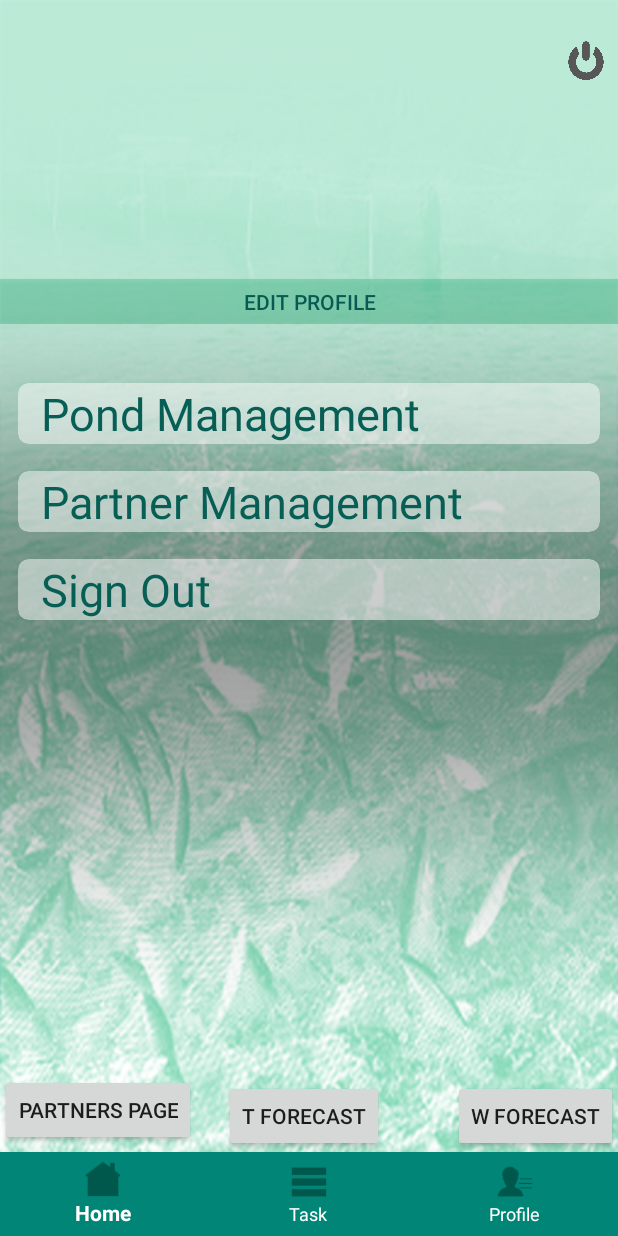
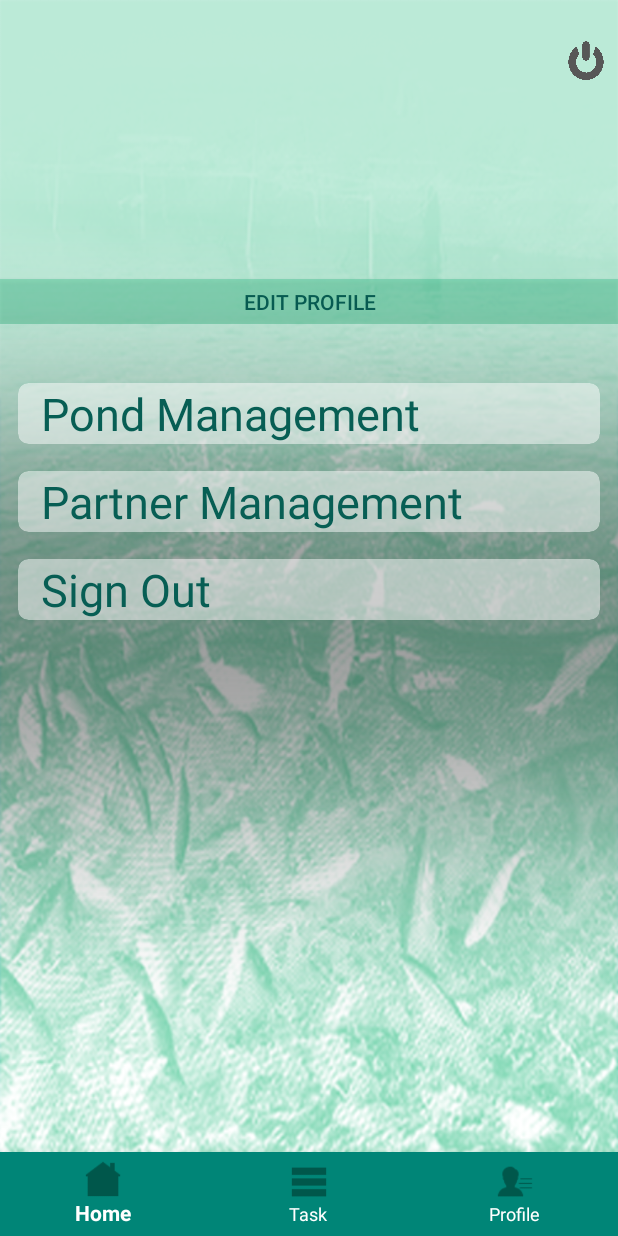
Before and after one commit to zeonghost/aquaculture-automatic-system, an Android app: the ProfileActivity screen opened directly, with no data from a screen before it, on a phone screen of 412 x 824 dp. Run offline under Robolectric (Android 15) with nearby library versions, the phone set to English and light mode, and no system bars; our stand-ins replace Firebase (no records; nobody signed in at launch, a user with empty details on screens opened directly).

Commit message:
Minor update:
Testing buttons in ProfileActivity changed to invisible.
Settings icon changes to white if auto mode is on.

```diff
--- a/app/src/main/java/com/example/aquaculture/PondInfoActivity.java
+++ b/app/src/main/java/com/example/aquaculture/PondInfoActivity.java
@@ -528,6 +528,7 @@ public class PondInfoActivity extends AppCompatActivity {
                 if(val4 == 1){
                     sw.setImageResource(R.drawable.icons_switch_on_s);
                     tempSetting.setEnabled(false);
+                    tempSetting.setImageResource(R.drawable.setting_off);
                     channel1.setEnabled(false);
                     channel2.setEnabled(false);
                     channel3.setEnabled(false);
@@ -535,6 +536,7 @@ public class PondInfoActivity extends AppCompatActivity {
                 else{
                     sw.setImageResource(R.drawable.icons_switch_off_s);
                     tempSetting.setEnabled(true);
+                    tempSetting.setImageResource(R.drawable.setting);
                     channel1.setEnabled(true);
                     channel2.setEnabled(true);
                     channel3.setEnabled(true);
--- a/app/src/main/java/com/example/aquaculture/ProfileActivity.java
+++ b/app/src/main/java/com/example/aquaculture/ProfileActivity.java
@@ -97,7 +97,6 @@ public class ProfileActivity extends AppCompatActivity {
     @Override
     protected void onStart() {
         super.onStart();
-
         timeCard.setOnClickListener(new View.OnClickListener() {
             @Override
             public void onClick(View v) {
@@ -243,6 +242,8 @@ public class ProfileActivity extends AppCompatActivity {
                 startActivity(intent);
             }
         });
+
+        hideTestingButtons(btr1, btr3, btr4);
     }
 
     public void editDialog(){
@@ -345,4 +346,10 @@ public class ProfileActivity extends AppCompatActivity {
             }
         });
     }
+
+    private void hideTestingButtons(Button a, Button b, Button c){
+        a.setVisibility(View.INVISIBLE);
+        b.setVisibility(View.INVISIBLE);
+        c.setVisibility(View.INVISIBLE);
+    }
 }
```
